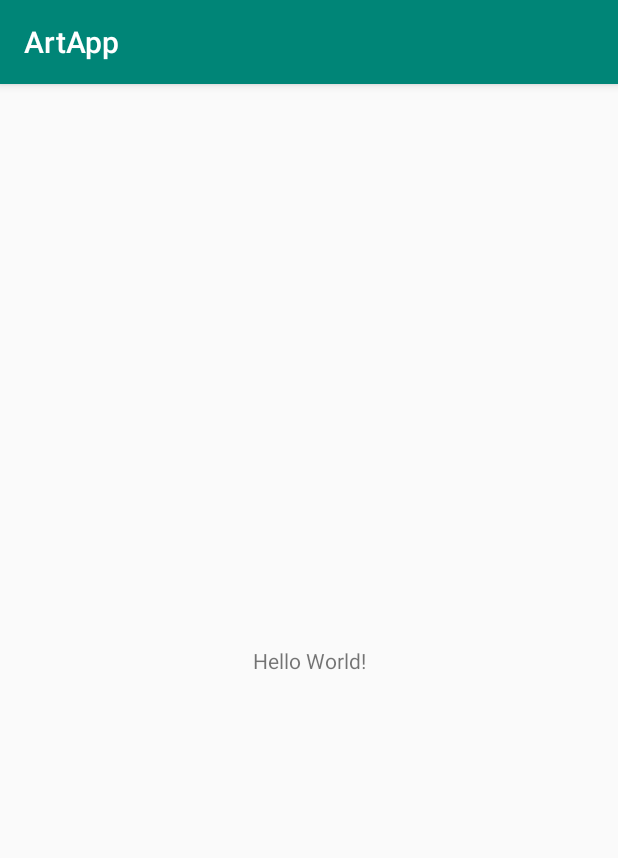
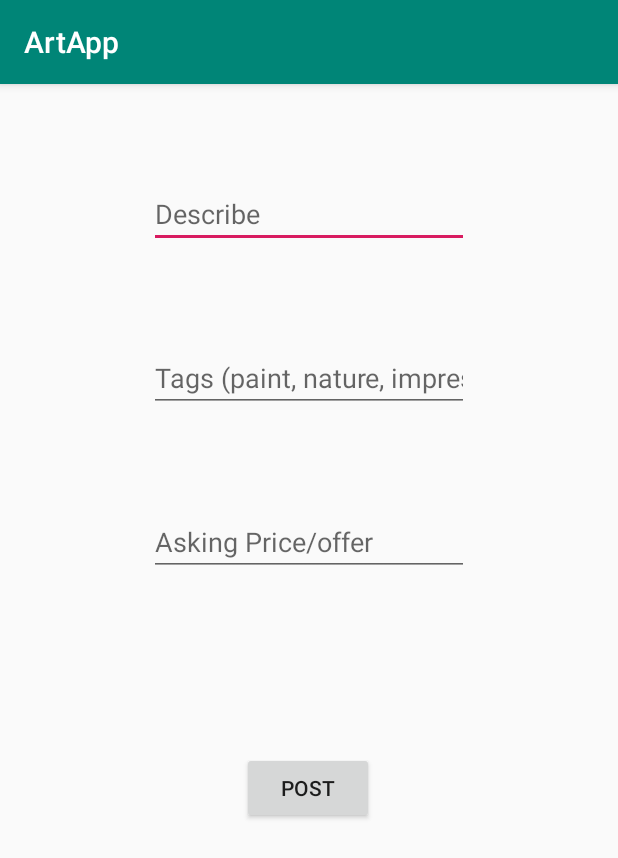
Before and after one commit to Creastacean/ArtApp, an Android app: the screen it shows after launch (MainActivity), on a phone screen of 412 x 824 dp. Shown: the top 858 px of the screen. Run offline under Robolectric (Android 15) with nearby library versions, the phone set to English and light mode, and no system bars.

Commit message:
Making Changes!

```diff
--- a/app/src/main/res/layout/activity_main.xml
+++ b/app/src/main/res/layout/activity_main.xml
@@ -6,13 +6,51 @@
     android:layout_height="match_parent"
     tools:context=".MainActivity">
 
-    <TextView
+    <EditText
+        android:id="@+id/editText"
         android:layout_width="wrap_content"
         android:layout_height="wrap_content"
-        android:text="Hello World!"
-        app:layout_constraintBottom_toBottomOf="parent"
-        app:layout_constraintLeft_toLeftOf="parent"
-        app:layout_constraintRight_toRightOf="parent"
+        android:layout_marginTop="64dp"
+        android:ems="10"
+        android:hint="@string/input_description"
+        android:inputType="textPersonName"
+        app:layout_constraintEnd_toEndOf="parent"
+        app:layout_constraintStart_toStartOf="parent"
         app:layout_constraintTop_toTopOf="parent" />
 
+    <EditText
+        android:id="@+id/editText2"
+        android:layout_width="wrap_content"
+        android:layout_height="wrap_content"
+        android:layout_marginTop="64dp"
+        android:ems="10"
+        android:hint="@string/input_tags"
+        android:inputType="textPersonName"
+        app:layout_constraintEnd_toEndOf="parent"
+        app:layout_constraintStart_toStartOf="parent"
+        app:layout_constraintTop_toBottomOf="@+id/editText" />
+
+    <Button
+        android:id="@+id/button"
+        android:layout_width="wrap_content"
+        android:layout_height="wrap_content"
+        android:text="@string/save_post"
+        app:layout_constraintBottom_toBottomOf="parent"
+        app:layout_constraintEnd_toEndOf="parent"
+        app:layout_constraintHorizontal_bias="0.498"
+        app:layout_constraintStart_toStartOf="parent"
+        app:layout_constraintTop_toBottomOf="@+id/editText4"
+        app:layout_constraintVertical_bias="0.3" />
+
+    <EditText
+        android:id="@+id/editText4"
+        android:layout_width="wrap_content"
+        android:layout_height="wrap_content"
+        android:layout_marginTop="64dp"
+        android:ems="10"
+        android:hint="@string/input_price"
+        android:inputType="numberDecimal"
+        app:layout_constraintEnd_toEndOf="parent"
+        app:layout_constraintStart_toStartOf="parent"
+        app:layout_constraintTop_toBottomOf="@+id/editText2" />
 </androidx.constraintlayout.widget.ConstraintLayout>
--- a/app/src/main/res/values/strings.xml
+++ b/app/src/main/res/values/strings.xml
@@ -1,3 +1,7 @@
 <resources>
     <string name="app_name">ArtApp</string>
+    <string name="input_description">Describe</string>
+    <string name="input_price">Asking Price/offer</string>
+    <string name="input_tags">Tags (paint, nature, impressionist)</string>
+    <string name="save_post">Post</string>
 </resources>
```
